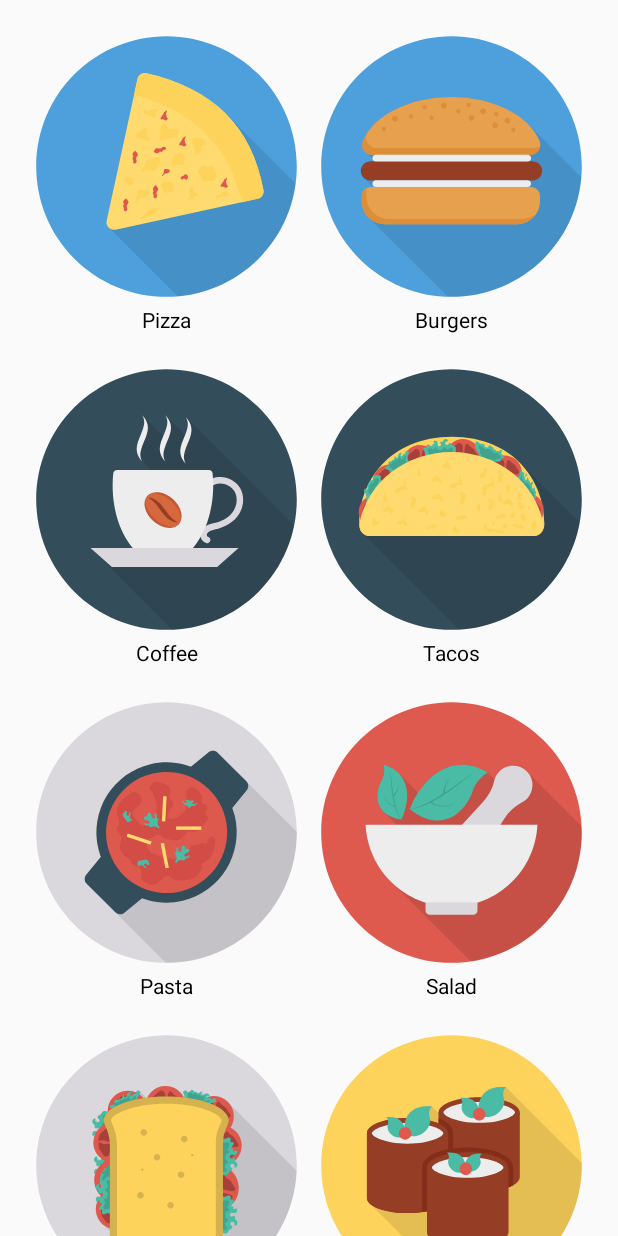
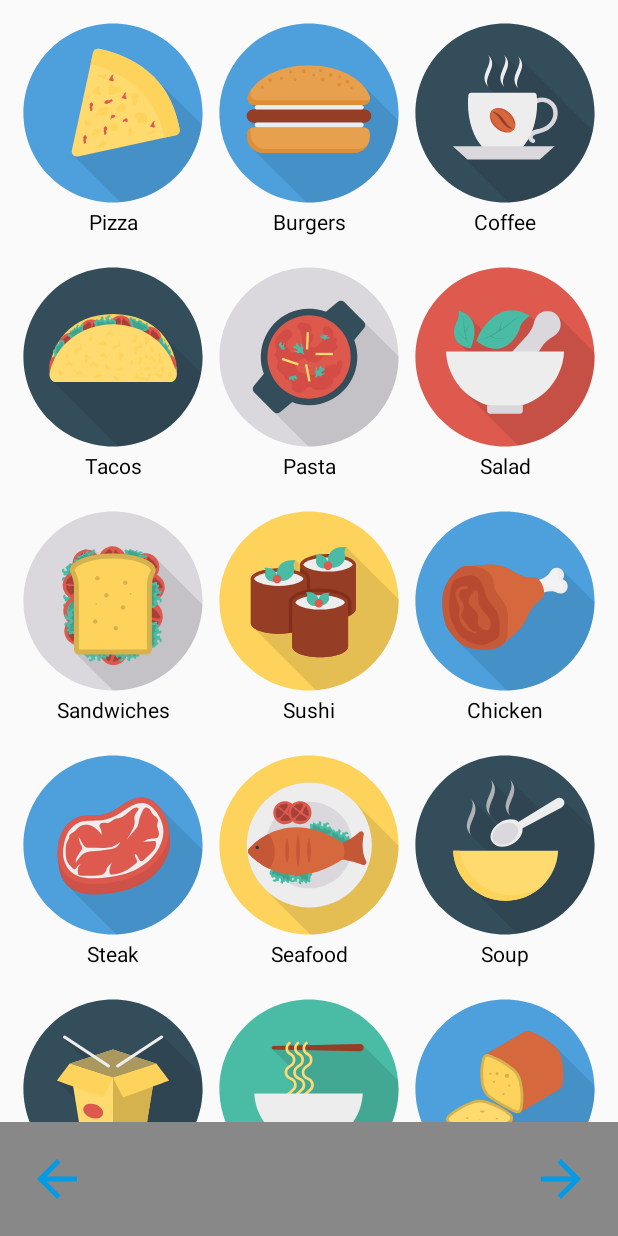
Before and after one commit to cckroets/ImFeelingHungy, an Android app built with Jetpack Compose: the FoodScreen screen opened through its navigation route, on a phone screen of 412 x 824 dp. Run offline under Robolectric (Android 15) with nearby library versions, the phone set to English and light mode, and no system bars; our stand-ins replace constraintlayout-compose; pictures from the network do not load.

Commit message:
Added navigation for onboarding screens

```diff
--- a/app/build.gradle.kts
+++ b/app/build.gradle.kts
@@ -55,6 +55,7 @@ android {
 
 dependencies {
     implementation(libs.androidx.datastore.preferences)
+    implementation(libs.androidx.constraintlayout.compose)
 
     implementation(libs.androidx.core.ktx)
     implementation(libs.androidx.lifecycle.runtime.ktx)
@@ -67,6 +68,7 @@ dependencies {
     implementation(libs.androidx.material3)
     implementation(libs.generativeai)
     implementation(libs.androidx.navigation.compose)
+    implementation(libs.androidx.ui.test.android)
     testImplementation(libs.junit)
     androidTestImplementation(libs.androidx.junit)
     androidTestImplementation(libs.androidx.espresso.core)
--- a/app/src/main/java/ckroetsch/imfeelinghungry/MainActivity.kt
+++ b/app/src/main/java/ckroetsch/imfeelinghungry/MainActivity.kt
@@ -1,24 +1,10 @@
 package ckroetsch.imfeelinghungry
 
-import android.content.Context
 import android.os.Bundle
 import androidx.activity.ComponentActivity
 import androidx.activity.compose.setContent
 import androidx.activity.viewModels
-import androidx.compose.foundation.layout.fillMaxSize
-import androidx.compose.material3.MaterialTheme
-import androidx.compose.material3.Surface
-import androidx.compose.ui.Modifier
-import androidx.datastore.core.DataStore
-import androidx.datastore.preferences.preferencesDataStore
-import androidx.lifecycle.lifecycleScope
-import androidx.navigation.compose.NavHost
-import androidx.navigation.compose.composable
-import androidx.navigation.compose.rememberNavController
 import ckroetsch.imfeelinghungry.data.PreferencesViewModel
-import ckroetsch.imfeelinghungry.ui.theme.ImFeelingHungryTheme
-import kotlinx.coroutines.launch
-import java.util.prefs.Preferences
 
 
 class MainActivity : ComponentActivity() {
@@ -28,7 +14,7 @@ class MainActivity : ComponentActivity() {
     override fun onCreate(savedInstanceState: Bundle?) {
         super.onCreate(savedInstanceState)
         setContent {
-            MainScreen(preferencesViewModel)
+            MainNavigation(preferencesViewModel)
         }
     }
 }
--- /dev/null
+++ b/app/src/main/java/ckroetsch/imfeelinghungry/MainNavigation.kt
@@ -0,0 +1,186 @@
+package ckroetsch.imfeelinghungry
+
+import androidx.compose.foundation.background
+import androidx.compose.foundation.layout.Arrangement
+import androidx.compose.foundation.layout.Box
+import androidx.compose.foundation.layout.Column
+import androidx.compose.foundation.layout.Row
+import androidx.compose.foundation.layout.Spacer
+import androidx.compose.foundation.layout.fillMaxSize
+import androidx.compose.foundation.layout.fillMaxWidth
+import androidx.compose.foundation.layout.height
+import androidx.compose.foundation.layout.padding
+import androidx.compose.foundation.layout.size
+import androidx.compose.foundation.layout.width
+import androidx.compose.material.icons.Icons
+import androidx.compose.material.icons.automirrored.filled.ArrowBack
+import androidx.compose.material.icons.automirrored.filled.ArrowForward
+import androidx.compose.material.icons.filled.ArrowBack
+import androidx.compose.material.icons.filled.ArrowForward
+import androidx.compose.material3.Button
+import androidx.compose.material3.Icon
+import androidx.compose.material3.IconButton
+import androidx.compose.material3.Text
+import androidx.compose.runtime.Composable
+import androidx.compose.runtime.LaunchedEffect
+import androidx.compose.runtime.getValue
+import androidx.compose.runtime.mutableStateOf
+import androidx.compose.runtime.remember
+import androidx.compose.runtime.rememberCoroutineScope
+import androidx.compose.runtime.setValue
+import androidx.compose.ui.Alignment
+import androidx.compose.ui.ExperimentalComposeUiApi
+import androidx.compose.ui.Modifier
+import androidx.compose.ui.focus.FocusRequester.Companion.createRefs
+import androidx.compose.ui.graphics.Color
+import androidx.compose.ui.unit.dp
+import androidx.navigation.NavController
+import androidx.navigation.compose.NavHost
+import androidx.navigation.compose.composable
+import androidx.navigation.compose.rememberNavController
+import ckroetsch.imfeelinghungry.data.PreferencesViewModel
+import ckroetsch.imfeelinghungry.onboarding.DietaryPreferenceSelection
+import ckroetsch.imfeelinghungry.onboarding.FoodSelection
+import ckroetsch.imfeelinghungry.onboarding.RestaurantSelection
+import kotlinx.coroutines.launch
+import androidx.constraintlayout.compose.ConstraintLayout
+import androidx.constraintlayout.compose.Dimension
+
+
+@Composable
+fun MainNavigation(preferencesViewModel: PreferencesViewModel) {
+    val navController = rememberNavController()
+    val coroutineScope = rememberCoroutineScope()
+
+    var startDestination by remember { mutableStateOf<String?>(null) }
+
+    LaunchedEffect(Unit) {
+        coroutineScope.launch {
+            startDestination = if (preferencesViewModel.isDataStoreEmpty()) {
+                "welcome"
+            } else {
+                "restaurant"
+            }
+        }
+    }
+
+    if (startDestination != null) {
+        NavHost(navController = navController, startDestination = startDestination!!) {
+            composable("welcome") { WelcomeScreen(navController = navController) }
+            composable("restaurant") { RestaurantScreen(navController = navController) }
+            composable("food") { FoodScreen(navController = navController) }
+            composable("dietaryPreference") { DietaryPreferenceScreen(navController = navController) }
+            // Add other destinations here
+        }
+    }
+}
+
+
+@Composable
+fun DietaryPreferenceScreen(
+    modifier: Modifier = Modifier,
+    navController: NavController
+) {
+
+    Column(
+        modifier = modifier
+            .fillMaxSize()
+            .padding(16.dp)
+        // Add other composable content her
+    ) {
+        DietaryPreferenceSelection(modifier = Modifier.weight(1f))
+        OnboardingNavigator(
+            navController = navController,
+            nextPage = "dietaryPreference",
+            prevPage = "food",
+            modifier = Modifier.fillMaxWidth()
+        )
+    }
+}
+
+@OptIn(ExperimentalComposeUiApi::class)
+@Composable
+fun FoodScreen(
+    modifier: Modifier = Modifier,
+    navController: NavController,
+) {
+
+    Column(
+        modifier = modifier.fillMaxSize()
+    ) {
+
+        FoodSelection(
+            modifier = Modifier.weight(1f)
+        )
+
+        OnboardingNavigator(
+            navController = navController,
+            nextPage = "dietaryPreference",
+            prevPage = "restaurant",
+            modifier = Modifier.fillMaxWidth(),
+        )
+
+    }
+}
+
+@Composable
+fun RestaurantScreen(
+    modifier: Modifier = Modifier,
+    navController: NavController
+) {
+    Column(
+        modifier = modifier
+            .fillMaxSize()
+            .padding(16.dp)
+        // Add other composable content her
+    ) {
+        RestaurantSelection(
+            modifier = Modifier.weight(1f)
+        )
+        OnboardingNavigator(
+            navController = navController,
+            nextPage = "food",
+            prevPage = "welcome",
+            modifier = Modifier.fillMaxWidth()
+        )
+    }
+}
+
+@Composable
+fun OnboardingNavigator(
+    modifier: Modifier = Modifier,
+    navController: NavController,
+    nextPage: String,
+    prevPage: String = "welcome"
+) {
+    Row(
+        horizontalArrangement = Arrangement.SpaceBetween,
+        modifier = modifier
+            .background(Color.Gray)
+            .padding(14.dp)
+    ) {
+        IconButton(
+            onClick = { navController.navigate(prevPage) },
+        ) {
+            Icon(
+                modifier = Modifier.size(48.dp),
+                imageVector = Icons.AutoMirrored.Filled.ArrowBack,
+                contentDescription = null,
+                tint = Color(0xFF039be5)
+            )
+        }
+
+        IconButton(
+            onClick = { navController.navigate(nextPage) },
+        ) {
+            Icon(
+                modifier = Modifier.size(48.dp),
+                imageVector = Icons.AutoMirrored.Filled.ArrowForward,
+                contentDescription = null,
+                tint = Color(0xFF039be5)
+            )
+        }
+
+
+    }
+}
--- a/app/src/main/java/ckroetsch/imfeelinghungry/MainScreen.kt
+++ /dev/null
@@ -1,73 +0,0 @@
-package ckroetsch.imfeelinghungry
-
-import androidx.compose.runtime.Composable
-import androidx.compose.runtime.LaunchedEffect
-import androidx.compose.runtime.getValue
-import androidx.compose.runtime.mutableStateOf
-import androidx.compose.runtime.remember
-import androidx.compose.runtime.rememberCoroutineScope
-import androidx.compose.runtime.setValue
-import androidx.compose.ui.Modifier
-import androidx.navigation.NavController
-import androidx.navigation.compose.NavHost
-import androidx.navigation.compose.composable
-import androidx.navigation.compose.rememberNavController
-import ckroetsch.imfeelinghungry.data.PreferencesViewModel
-import ckroetsch.imfeelinghungry.onboarding.DietaryPreferenceSelection
-import ckroetsch.imfeelinghungry.onboarding.FoodSelection
-import ckroetsch.imfeelinghungry.onboarding.RestaurantSelection
-import kotlinx.coroutines.launch
-
-
-@Composable
-fun MainScreen(preferencesViewModel: PreferencesViewModel) {
-    val navController = rememberNavController()
-    val coroutineScope = rememberCoroutineScope()
-
-    var startDestination by remember { mutableStateOf<String?>(null) }
-
-    LaunchedEffect(Unit) {
-        coroutineScope.launch {
-            startDestination = if (preferencesViewModel.isDataStoreEmpty()) {
-                "welcome"
-            } else {
-                "restaurant"
-            }
-        }
-    }
-
-    if (startDestination != null) {
-        NavHost(navController = navController, startDestination = startDestination!!) {
-            composable("welcome") { WelcomeScreen(navController = navController) }
-            composable("restaurant") { RestaurantScreen(navController = navController) }
-            composable("food") { FoodScreen(navController = navController) }
-            composable("dietaryPreference") { DietaryPreferenceScreen(navController = navController)}
-            // Add other destinations here
-        }
-    }
-}
-
-
-@Composable
-fun DietaryPreferenceScreen(
-    modifier: Modifier = Modifier,
-    navController: NavController
-) {
-    DietaryPreferenceSelection()
-}
-
-@Composable
-fun FoodScreen(
-    modifier: Modifier = Modifier,
-    navController: NavController
-) {
-    FoodSelection()
-}
-
-@Composable
-fun RestaurantScreen(
-    modifier: Modifier = Modifier,
-    navController: NavController
-) {
-    RestaurantSelection()
-}
--- a/app/src/main/java/ckroetsch/imfeelinghungry/onboarding/OnboardingSelection.kt
+++ b/app/src/main/java/ckroetsch/imfeelinghungry/onboarding/OnboardingSelection.kt
@@ -11,6 +11,9 @@ import androidx.compose.foundation.layout.ExperimentalLayoutApi
 import androidx.compose.foundation.layout.FlowRow
 import androidx.compose.foundation.layout.Row
 import androidx.compose.foundation.layout.Spacer
+import androidx.compose.foundation.layout.fillMaxHeight
+import androidx.compose.foundation.layout.fillMaxWidth
+import androidx.compose.foundation.layout.heightIn
 import androidx.compose.foundation.layout.padding
 import androidx.compose.foundation.layout.width
 import androidx.compose.foundation.lazy.staggeredgrid.LazyVerticalStaggeredGrid
@@ -145,13 +148,15 @@ val AllRestaurants = listOf(
 )
 
 @Composable
-fun RestaurantSelection() {
+fun RestaurantSelection(
+    modifier: Modifier = Modifier
+) {
     LazyVerticalStaggeredGrid(
         columns = StaggeredGridCells.Adaptive(128.dp),
         contentPadding = PaddingValues(16.dp),
         verticalItemSpacing = 16.dp,
         horizontalArrangement = Arrangement.SpaceEvenly,
-        modifier = Modifier.fillMaxSize()
+        modifier = modifier.fillMaxWidth()
     ) {
         items(AllRestaurants) { restaurant ->
             RestaurantCard(restaurant)
@@ -160,26 +165,31 @@ fun RestaurantSelection() {
 }
 
 @Composable
-fun FoodSelection() {
+fun FoodSelection(
+    modifier: Modifier = Modifier
+) {
     LazyVerticalStaggeredGrid(
         columns = StaggeredGridCells.Adaptive(128.dp),
-        contentPadding = PaddingValues(16.dp),
+        contentPadding = PaddingValues(10.dp),
         verticalItemSpacing = 16.dp,
         horizontalArrangement = Arrangement.SpaceEvenly,
-        modifier = Modifier.fillMaxSize()
+        modifier = modifier.fillMaxWidth()
     ) {
         items(AllFoods) { food ->
             FoodCard(food)
         }
+
     }
 }
 
 @OptIn(ExperimentalLayoutApi::class)
 @Composable
-fun DietaryPreferenceSelection() {
+fun DietaryPreferenceSelection(
+    modifier: Modifier = Modifier
+) {
     FlowRow(
         horizontalArrangement = Arrangement.SpaceEvenly,
-        modifier = Modifier.fillMaxSize()
+        modifier = modifier.fillMaxWidth()
     ) {
         AllPreferences.forEach { preference ->
             key(preference.name) {
--- a/gradle/libs.versions.toml
+++ b/gradle/libs.versions.toml
@@ -1,6 +1,7 @@
 [versions]
 agp = "8.6.0-alpha08"
 coilCompose = "2.6.0"
+constraintlayoutCompose = "1.0.1"
 datastore = "1.1.1"
 datastorePreferences = "1.0.0"
 kotlin = "1.9.0"
@@ -18,8 +19,10 @@ navigationCompose = "2.7.7"
 datastoreCoreAndroid = "1.1.1"
 datastorePreferencesCoreJvm = "1.1.1"
 uiDesktop = "1.6.8"
+uiTestAndroid = "1.6.6"
 
 [libraries]
+androidx-constraintlayout-compose = { module = "androidx.constraintlayout:constraintlayout-compose", version.ref = "constraintlayoutCompose" }
 androidx-core-ktx = { group = "androidx.core", name = "core-ktx", version.ref = "coreKtx" }
 androidx-datastore = { module = "androidx.datastore:datastore", version.ref = "datastore" }
 androidx-datastore-preferences = { module = "androidx.datastore:datastore-preferences", version.ref = "datastore" }
@@ -44,6 +47,7 @@ androidx-navigation-compose = { group = "androidx.navigation", name = "navigatio
 androidx-datastore-core-android = { group = "androidx.datastore", name = "datastore-core-android", version.ref = "datastoreCoreAndroid" }
 androidx-datastore-preferences-core-jvm = { group = "androidx.datastore", name = "datastore-preferences-core-jvm", version.ref = "datastorePreferencesCoreJvm" }
 androidx-ui-desktop = { group = "androidx.compose.ui", name = "ui-desktop", version.ref = "uiDesktop" }
+androidx-ui-test-android = { group = "androidx.compose.ui", name = "ui-test-android", version.ref = "uiTestAndroid" }
 
 [plugins]
 android-application = { id = "com.android.application", version.ref = "agp" }
```
Also changed, not shown: app/src/main/java/ckroetsch/imfeelinghungry/DataStoreUtils.kt (+10 -2 lines).
